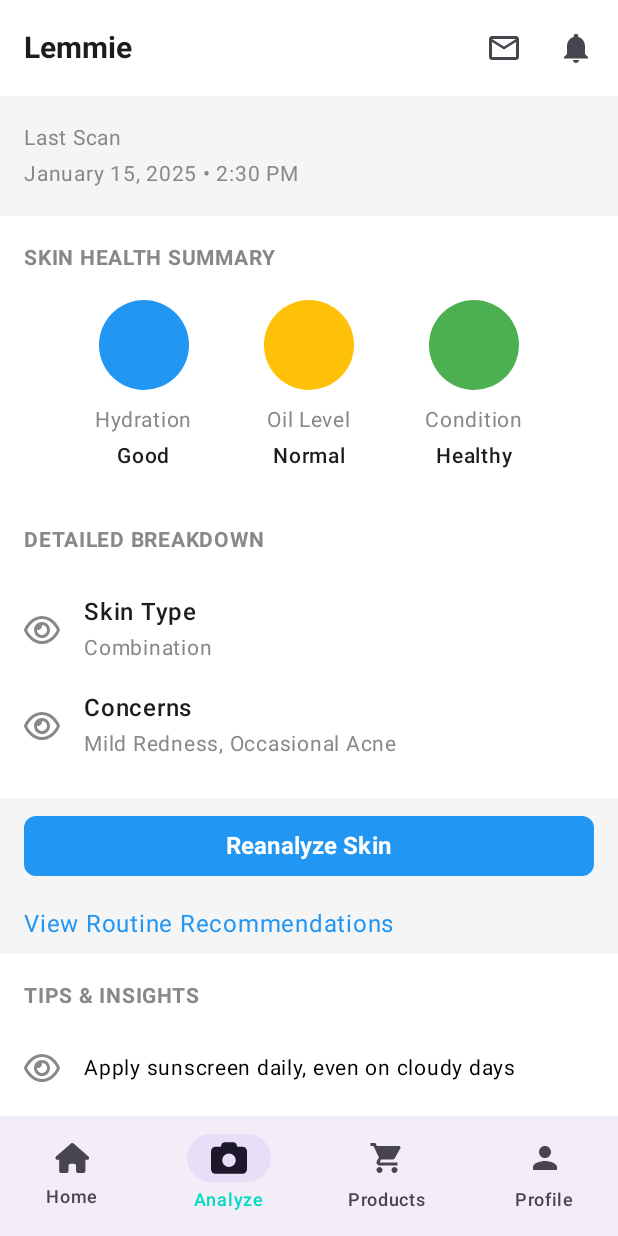
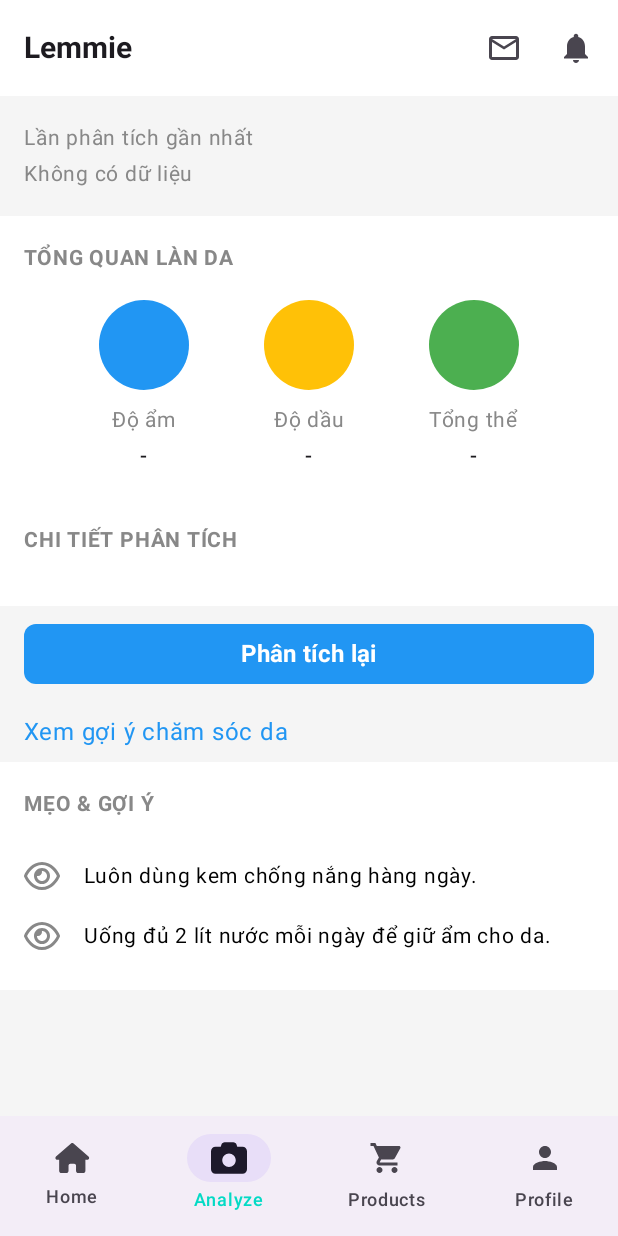
Before and after one commit to duongdatdev/ai-skincare-advisor-app, an Android app built with Jetpack Compose: the AnalysisScreen screen opened through its navigation route, on a phone screen of 412 x 824 dp. Run offline under Robolectric (Android 15) with nearby library versions, the phone set to English and light mode, and no system bars; our stand-ins replace Firebase (no records; nobody signed in at launch, a user with empty details on screens opened directly).

Commit message:
feat: Bind latest analysis and show it into AnalysisScreen

```diff
--- a/app/src/main/java/com/proteam/aiskincareadvisor/ui/screens/main/AnalysisScreen.kt
+++ b/app/src/main/java/com/proteam/aiskincareadvisor/ui/screens/main/AnalysisScreen.kt
@@ -9,7 +9,7 @@ import androidx.compose.foundation.shape.RoundedCornerShape
 import androidx.compose.material.icons.Icons
 import androidx.compose.material.icons.filled.ArrowBack
 import androidx.compose.material3.*
-import androidx.compose.runtime.Composable
+import androidx.compose.runtime.*
 import androidx.compose.ui.Alignment
 import androidx.compose.ui.Modifier
 import androidx.compose.ui.draw.clip
@@ -18,38 +18,45 @@ import androidx.compose.ui.res.painterResource
 import androidx.compose.ui.text.font.FontWeight
 import androidx.compose.ui.unit.dp
 import androidx.compose.ui.unit.sp
+import androidx.lifecycle.viewmodel.compose.viewModel
 import com.proteam.aiskincareadvisor.R
+import com.proteam.aiskincareadvisor.data.viewmodel.SkinHistoryViewModel
+import java.text.SimpleDateFormat
+import java.util.*
 
 @OptIn(ExperimentalMaterial3Api::class)
 @Composable
 fun AnalysisScreen(onNavigateToAnalysis: () -> Unit) {
-    Scaffold(
-        // Scaffold content
-    ) { paddingValues ->
+    val viewModel: SkinHistoryViewModel = viewModel()
+    val latestResult by viewModel.latestResult.collectAsState()
+
+    Scaffold { paddingValues ->
         LazyColumn(
             modifier = Modifier
                 .fillMaxSize()
                 .padding(paddingValues)
                 .background(Color(0xFFF5F5F5))
         ) {
-            item { LastScanHeader() }
-            item { SkinHealthSummarySection() }
-            item { DetailedBreakdownSection() }
+            item { LastScanHeader(latestResult?.timestamp) }
+            item { SkinHealthSummarySection(latestResult?.hydrationLevel, latestResult?.oilLevel, latestResult?.overallCondition) }
+            item { DetailedBreakdownSection(latestResult?.skinType, latestResult?.concerns ?: emptyList()) }
             item { ReanalyzeButton(onReanalyze = onNavigateToAnalysis) }
             item { ViewRoutineRecommendationsLink() }
-            item { TipsAndInsightsSection() }
-
-            // Add some bottom padding for better UX
+            item { TipsAndInsightsSection(latestResult?.tips ?: emptyList()) }
             item { Spacer(modifier = Modifier.height(16.dp)) }
         }
     }
 }
 
-// Last Scan Header
 @Composable
-fun LastScanHeader() {
+fun LastScanHeader(timestamp: Long?) {
+    val formattedTime = timestamp?.let {
+        val sdf = SimpleDateFormat("dd/MM/yyyy • HH:mm", Locale.getDefault())
+        sdf.format(Date(it))
+    } ?: "Không có dữ liệu"
+
     Text(
-        text = "Last Scan\nJanuary 15, 2025 • 2:30 PM",
+        text = "Lần phân tích gần nhất\n$formattedTime",
         fontSize = 14.sp,
         color = Color.Gray,
         modifier = Modifier
@@ -58,9 +65,8 @@ fun LastScanHeader() {
     )
 }
 
-// Skin Health Summary Section
 @Composable
-fun SkinHealthSummarySection() {
+fun SkinHealthSummarySection(hydration: String?, oil: String?, condition: String?) {
     Column(
         modifier = Modifier
             .fillMaxWidth()
@@ -68,7 +74,7 @@ fun SkinHealthSummarySection() {
             .padding(16.dp)
     ) {
         Text(
-            text = "SKIN HEALTH SUMMARY",
+            text = "TỔNG QUAN LÀN DA",
             fontSize = 14.sp,
             fontWeight = FontWeight.Bold,
             color = Color.Gray
@@ -78,9 +84,9 @@ fun SkinHealthSummarySection() {
             modifier = Modifier.fillMaxWidth(),
             horizontalArrangement = Arrangement.SpaceEvenly
         ) {
-            SummaryItem("Hydration", "Good", Color(0xFF2196F3)) // Blue
-            SummaryItem("Oil Level", "Normal", Color(0xFFFFC107)) // Yellow
-            SummaryItem("Condition", "Healthy", Color(0xFF4CAF50)) // Green
+            SummaryItem("Độ ẩm", hydration ?: "-", Color(0xFF2196F3))
+            SummaryItem("Độ dầu", oil ?: "-", Color(0xFFFFC107))
+            SummaryItem("Tổng thể", condition ?: "-", Color(0xFF4CAF50))
         }
     }
 }
@@ -95,27 +101,15 @@ fun SummaryItem(label: String, value: String, circleColor: Color) {
                 .size(60.dp)
                 .clip(CircleShape)
                 .background(circleColor)
-        ) {
-            // Placeholder for icon inside the circle
-            // You can add an icon here if needed
-        }
+        ) {}
         Spacer(modifier = Modifier.height(8.dp))
-        Text(
-            text = label,
-            fontSize = 14.sp,
-            color = Color.Gray
-        )
-        Text(
-            text = value,
-            fontSize = 14.sp,
-            fontWeight = FontWeight.Medium
-        )
+        Text(text = label, fontSize = 14.sp, color = Color.Gray)
+        Text(text = value, fontSize = 14.sp, fontWeight = FontWeight.Medium)
     }
 }
 
-// Detailed Breakdown Section
 @Composable
-fun DetailedBreakdownSection() {
+fun DetailedBreakdownSection(skinType: String?, concerns: List<String>) {
     Column(
         modifier = Modifier
             .fillMaxWidth()
@@ -123,14 +117,18 @@ fun DetailedBreakdownSection() {
             .padding(16.dp)
     ) {
         Text(
-            text = "DETAILED BREAKDOWN",
+            text = "CHI TIẾT PHÂN TÍCH",
             fontSize = 14.sp,
             fontWeight = FontWeight.Bold,
             color = Color.Gray
         )
         Spacer(modifier = Modifier.height(16.dp))
-        BreakdownItem("Skin Type", "Combination")
-        BreakdownItem("Concerns", "Mild Redness, Occasional Acne")
+        skinType?.let {
+            BreakdownItem("Loại da", it)
+        }
+        if (concerns.isNotEmpty()) {
+            BreakdownItem("Vấn đề da", concerns.joinToString(", "))
+        }
     }
 }
 
@@ -143,28 +141,19 @@ fun BreakdownItem(label: String, value: String) {
         verticalAlignment = Alignment.CenterVertically
     ) {
         Icon(
-            painter = painterResource(id = R.drawable.ic_lock), // Replace with your circle icon
+            painter = painterResource(id = R.drawable.ic_lock),
             contentDescription = label,
             tint = Color.Gray,
             modifier = Modifier.size(24.dp)
         )
         Spacer(modifier = Modifier.width(16.dp))
         Column {
-            Text(
-                text = label,
-                fontSize = 16.sp,
-                fontWeight = FontWeight.Medium
-            )
-            Text(
-                text = value,
-                fontSize = 14.sp,
-                color = Color.Gray
-            )
+            Text(text = label, fontSize = 16.sp, fontWeight = FontWeight.Medium)
+            Text(text = value, fontSize = 14.sp, color = Color.Gray)
         }
     }
 }
 
-// Reanalyze Skin Button
 @Composable
 fun ReanalyzeButton(onReanalyze: () -> Unit) {
     Button(
@@ -176,7 +165,7 @@ fun ReanalyzeButton(onReanalyze: () -> Unit) {
         shape = RoundedCornerShape(8.dp)
     ) {
         Text(
-            text = "Reanalyze Skin",
+            text = "Phân tích lại",
             fontSize = 16.sp,
             fontWeight = FontWeight.Bold,
             color = Color.White
@@ -184,23 +173,21 @@ fun ReanalyzeButton(onReanalyze: () -> Unit) {
     }
 }
 
-// View Routine Recommendations Link
 @Composable
 fun ViewRoutineRecommendationsLink() {
     Text(
-        text = "View Routine Recommendations",
+        text = "Xem gợi ý chăm sóc da",
         fontSize = 16.sp,
-        color = Color(0xFF2196F3), // Blue color
+        color = Color(0xFF2196F3),
         modifier = Modifier
             .fillMaxWidth()
             .padding(horizontal = 16.dp, vertical = 8.dp)
-            .clickable { /* Handle click */ }
+            .clickable { }
     )
 }
 
-// Tips & Insights Section
 @Composable
-fun TipsAndInsightsSection() {
+fun TipsAndInsightsSection(tips: List<String>) {
     Column(
         modifier = Modifier
             .fillMaxWidth()
@@ -208,14 +195,18 @@ fun TipsAndInsightsSection() {
             .padding(16.dp)
     ) {
         Text(
-            text = "TIPS & INSIGHTS",
+            text = "MẸO & GỢI Ý",
             fontSize = 14.sp,
             fontWeight = FontWeight.Bold,
             color = Color.Gray
         )
         Spacer(modifier = Modifier.height(16.dp))
-        TipItem("Apply sunscreen daily, even on cloudy days")
-        TipItem("Drink 8 glasses of water daily for optimal skin hydration")
+        if (tips.isNotEmpty()) {
+            tips.forEach { TipItem(it) }
+        } else {
+            TipItem("Luôn dùng kem chống nắng hàng ngày.")
+            TipItem("Uống đủ 2 lít nước mỗi ngày để giữ ẩm cho da.")
+        }
     }
 }
 
@@ -228,16 +219,12 @@ fun TipItem(tip: String) {
         verticalAlignment = Alignment.CenterVertically
     ) {
         Icon(
-            painter = painterResource(id = R.drawable.ic_lock), // Replace with your tip icon
+            painter = painterResource(id = R.drawable.ic_lock),
             contentDescription = "Tip",
             tint = Color.Gray,
             modifier = Modifier.size(24.dp)
         )
         Spacer(modifier = Modifier.width(16.dp))
-        Text(
-            text = tip,
-            fontSize = 14.sp,
-            color = Color.Black
-        )
+        Text(text = tip, fontSize = 14.sp, color = Color.Black)
     }
 }
```
